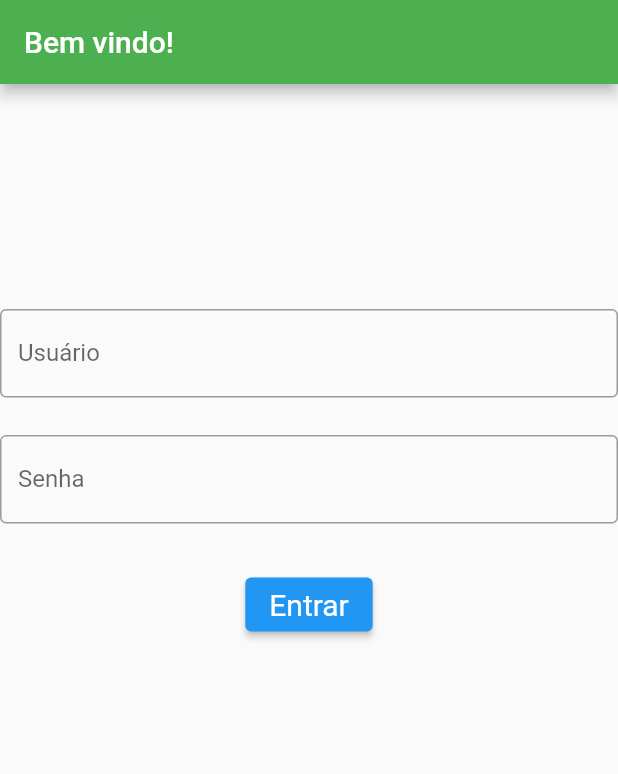
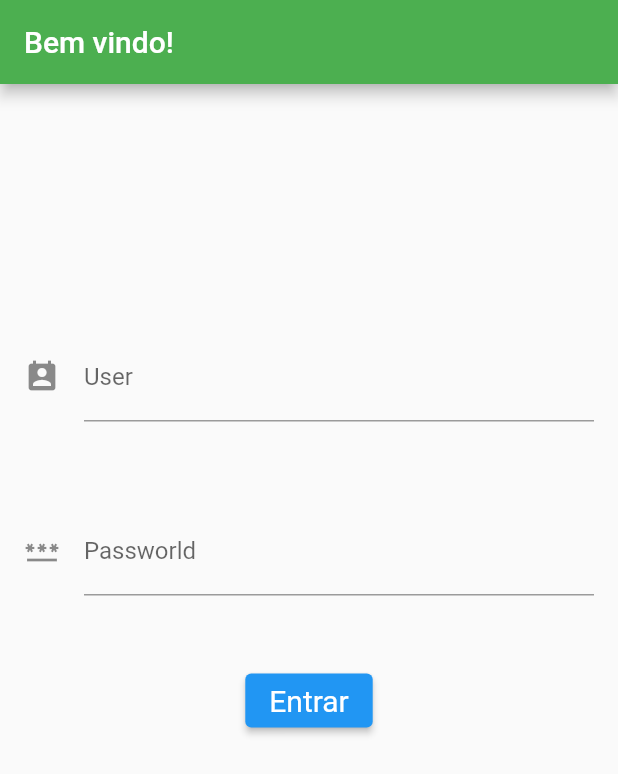
Before and after one commit to Italo-Castro/CyteBank, a Flutter app: the screen it shows after launch, after a tap on "Entrar", on a phone screen of 412 x 824 dp. Shown: the top 774 px of the screen. Run offline on Flutter 3.47's test engine with Material 2 defaults, Android fonts, the phone set to English and light mode, and no system bars.

Commit message:
Implementando sistematica de login

```diff
--- a/lib/components/editor.dart
+++ b/lib/components/editor.dart
@@ -5,8 +5,9 @@ class Editor extends StatelessWidget {
   final String rotulo;
   final String dica;
   final IconData icone;
-
-  Editor(this.controlador, this.rotulo, this.dica, this.icone);
+  final TextInputType typeTextInput;
+  final bool issPasworld;
+  Editor(this.controlador, this.rotulo, this.dica, this.icone, this.typeTextInput, this.issPasworld);
 
   @override
   Widget build(BuildContext context) {
@@ -15,9 +16,10 @@ class Editor extends StatelessWidget {
       child: TextField(
         controller: controlador,
         style: TextStyle(fontSize: 16.0),
+        obscureText: issPasworld,
         decoration: InputDecoration(
             icon: Icon(icone), labelText: rotulo, hintText: dica),
-        keyboardType: TextInputType.number,
+        keyboardType: typeTextInput,
       ),
     );
   }
--- a/lib/components/textUser.dart
+++ b/lib/components/textUser.dart
@@ -1,15 +1,23 @@
-
-import 'package:flutter/cupertino.dart';
 import 'package:flutter/material.dart';
 
 class TextUser extends StatelessWidget {
+  final TextEditingController controlador;
+  final String rotulo;
+  final String dica;
+  final IconData icone;
+
+  TextUser(this.controlador, this.rotulo, this.dica, this.icone);
+
   @override
   Widget build(BuildContext context) {
-    return TextField(
-      obscureText: false,
-      decoration: InputDecoration(
-        border: OutlineInputBorder(),
-        labelText: 'Usuário',
+    return Padding(
+      padding: const EdgeInsets.all(16.0),
+      child: TextField(
+        controller: controlador,
+        style: TextStyle(fontSize: 16.0),
+        decoration: InputDecoration(
+            icon: Icon(icone), labelText: rotulo, hintText: dica),
+        keyboardType: TextInputType.number,
       ),
     );
   }
--- a/lib/screens/login.dart
+++ b/lib/screens/login.dart
@@ -1,3 +1,4 @@
+import 'package:bytebank/screens/transferencia/formulario.dart';
 import 'package:bytebank/screens/transferencia/lista.dart';
 import 'package:flutter/cupertino.dart';
 import 'package:flutter/material.dart';
@@ -8,7 +9,9 @@ import '../components/textUser.dart';
 
 class login extends StatelessWidget {
   final ButtonStyle style = ElevatedButton.styleFrom(textStyle: const TextStyle(fontSize: 20));
-  final TextField _textUser = TextField();
+  final TextEditingController _controler_TextUser = TextEditingController();
+  final TextEditingController _controler_PassWorld = TextEditingController();
+
   @override
   Widget build(BuildContext context) {
     return Scaffold (
@@ -22,18 +25,18 @@ class login extends StatelessWidget {
             Container(
               height: 150,
             ),
-            TextUser(),
+            Editor(_controler_TextUser,'User','',Icons.perm_contact_cal,TextInputType.text, false),
             Container(
               height: 25,
             ),
-            TextPassWorld(),
+            Editor(_controler_PassWorld,'Passworld','',Icons.password,TextInputType.emailAddress, true),
             Column(
               mainAxisSize: MainAxisSize.min,
               children: <Widget>[
                 const SizedBox(height: 30),
                 ElevatedButton(
                   style: style,
-                  onPressed: () =>  ListaTransferencia() /*loginVerify(context)*/,
+                  onPressed: () =>  verifyLogin(context),
                   child: const Text('Entrar'),
                 ),
               ],
@@ -44,18 +47,18 @@ class login extends StatelessWidget {
 
     );
   }
-  void loginVerify(BuildContext context) {
-
-    final TextEditingController _textPassWorld = TextEditingController();
-    final user = _textUser;
-    final passworld = _textPassWorld;
-
-    if (user != null && user == 'italo' && passworld != null && passworld == '123'){
-      debugPrint('Logado');
-    } else {
-      debugPrint('Usuário ou senha invalidos');
+ void verifyLogin (BuildContext context){
+    if (_controler_PassWorld.text == '123' && _controler_TextUser.text == 'Italo'){
+      Navigator.push(context, MaterialPageRoute(builder: (context) {
+        return FormularioTransferencia();
+      }));
+    }else {
+      debugPrint('nao');
     }
-
-  }
-
+ }
+/*
+Navigator.push(context, MaterialPageRoute(builder: (context) {
+                  return FormularioTransferencia();
+                  }))
+ */
 }
--- a/lib/screens/transferencia/formulario.dart
+++ b/lib/screens/transferencia/formulario.dart
@@ -30,9 +30,9 @@ class FormulrioTransferenciaState extends State<FormularioTransferencia> {
         child: Column(
           children: [
             Editor(_controladorCampoNumeroConta, _rotuloConta, _dicaConta,
-                Icons.work_outlined),
+                Icons.work_outlined, TextInputType.number, false),
             Editor(_controladorCampoValor, _rotuloValor, _dicaValor,
-                Icons.monetization_on),
+                Icons.monetization_on, TextInputType.number, false),
             ElevatedButton(
               onPressed: () => _criaTransferencia(context),
               child: Text(_textoBotaoConfirmar),
```
